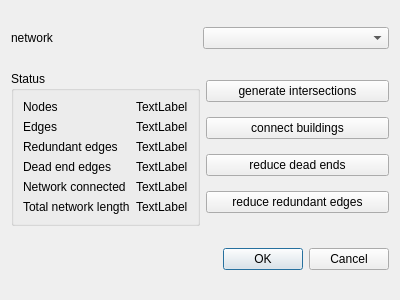
This is SIM-VICUS/src/SVNetworkEditDialog.ui in ghorwin/SIM-VICUS as Qt 5 draws it before an edit. The edited form follows.
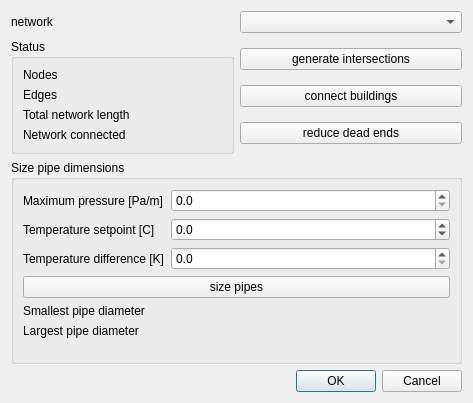
This is the edited form.

Commit message: pipe sizing algorithm implemented, not tested

Patch:
```diff
--- a/SIM-VICUS/src/SVNetworkEditDialog.ui
+++ b/SIM-VICUS/src/SVNetworkEditDialog.ui
@@ -6,8 +6,8 @@
    <rect>
     <x>0</x>
     <y>0</y>
-    <width>400</width>
-    <height>300</height>
+    <width>473</width>
+    <height>403</height>
    </rect>
   </property>
   <property name="windowTitle">
@@ -46,7 +46,7 @@
         <item row="0" column="1">
          <widget class="QLabel" name="labelNodeCount">
           <property name="text">
-           <string>TextLabel</string>
+           <string/>
           </property>
          </widget>
         </item>
@@ -60,63 +60,35 @@
         <item row="1" column="1">
          <widget class="QLabel" name="labelEdgeCount">
           <property name="text">
-           <string>TextLabel</string>
+           <string/>
           </property>
          </widget>
         </item>
         <item row="2" column="0">
-         <widget class="QLabel" name="label_5">
+         <widget class="QLabel" name="label_7">
           <property name="text">
-           <string>Redundant edges</string>
+           <string>Total network length</string>
           </property>
          </widget>
         </item>
         <item row="2" column="1">
-         <widget class="QLabel" name="labelRedundantEdges">
+         <widget class="QLabel" name="labelTotalLength">
           <property name="text">
-           <string>TextLabel</string>
+           <string/>
           </property>
          </widget>
         </item>
         <item row="3" column="0">
-         <widget class="QLabel" name="label_4">
-          <property name="text">
-           <string>Dead end edges</string>
-          </property>
-         </widget>
-        </item>
-        <item row="3" column="1">
-         <widget class="QLabel" name="labelDeadEnds">
-          <property name="text">
-           <string>TextLabel</string>
-          </property>
-         </widget>
-        </item>
-        <item row="4" column="0">
          <widget class="QLabel" name="label_6">
           <property name="text">
            <string>Network connected</string>
           </property>
          </widget>
         </item>
-        <item row="4" column="1">
+        <item row="3" column="1">
          <widget class="QLabel" name="labelNetworkConnected">
           <property name="text">
-           <string>TextLabel</string>
-          </property>
-         </widget>
-        </item>
-        <item row="5" column="0">
-         <widget class="QLabel" name="label_7">
-          <property name="text">
-           <string>Total network length</string>
-          </property>
-         </widget>
-        </item>
-        <item row="5" column="1">
-         <widget class="QLabel" name="labelTotalLength">
-          <property name="text">
-           <string>TextLabel</string>
+           <string/>
           </property>
          </widget>
         </item>
@@ -146,17 +118,122 @@
          </property>
         </widget>
        </item>
-       <item>
-        <widget class="QPushButton" name="pushButtonReduceRedundants">
-         <property name="text">
-          <string>reduce redundant edges</string>
-         </property>
-        </widget>
-       </item>
       </layout>
      </item>
     </layout>
    </item>
+   <item>
+    <widget class="QGroupBox" name="groupBox_2">
+     <property name="title">
+      <string>Size pipe dimensions</string>
+     </property>
+     <layout class="QVBoxLayout" name="verticalLayout_3">
+      <item>
+       <layout class="QFormLayout" name="formLayout_2">
+        <item row="0" column="0">
+         <widget class="QLabel" name="label_8">
+          <property name="text">
+           <string>Maximum pressure [Pa/m]</string>
+          </property>
+         </widget>
+        </item>
+        <item row="0" column="1">
+         <widget class="QDoubleSpinBox" name="doubleSpinBoxMaximumPressureLoss">
+          <property name="decimals">
+           <number>1</number>
+          </property>
+          <property name="maximum">
+           <double>100000000.000000000000000</double>
+          </property>
+          <property name="singleStep">
+           <double>10.000000000000000</double>
+          </property>
+         </widget>
+        </item>
+        <item row="1" column="0">
+         <widget class="QLabel" name="label_4">
+          <property name="text">
+           <string>Temperature setpoint [C]</string>
+          </property>
+         </widget>
+        </item>
+        <item row="1" column="1">
+         <widget class="QDoubleSpinBox" name="doubleSpinBoxTemperatureSetpoint">
+          <property name="decimals">
+           <number>1</number>
+          </property>
+          <property name="minimum">
+           <double>-100.000000000000000</double>
+          </property>
+          <property name="maximum">
+           <double>100.000000000000000</double>
+          </property>
+         </widget>
+        </item>
+        <item row="2" column="0">
+         <widget class="QLabel" name="label_5">
+          <property name="text">
+           <string>Temperature difference [K]</string>
+          </property>
+         </widget>
+        </item>
+        <item row="2" column="1">
+         <widget class="QDoubleSpinBox" name="doubleSpinBoxTemperatureDifference">
+          <property name="decimals">
+           <number>1</number>
+          </property>
+          <property name="minimum">
+           <double>0.000000000000000</double>
+          </property>
+          <property name="maximum">
+           <double>100.000000000000000</double>
+          </property>
+         </widget>
+        </item>
+       </layout>
+      </item>
+      <item>
+       <widget class="QPushButton" name="pushButtonSizePipeDimensions">
+        <property name="text">
+         <string>size pipes</string>
+        </property>
+       </widget>
+      </item>
+      <item>
+       <layout class="QFormLayout" name="formLayout_3">
+        <item row="0" column="0">
+         <widget class="QLabel" name="label_10">
+          <property name="text">
+           <string>Smallest pipe diameter</string>
+          </property>
+         </widget>
+        </item>
+        <item row="0" column="1">
+         <widget class="QLabel" name="labelSmallestDiameter">
+          <property name="text">
+           <string/>
+          </property>
+         </widget>
+        </item>
+        <item row="1" column="0">
+         <widget class="QLabel" name="label_9">
+          <property name="text">
+           <string>Largest pipe diameter</string>
+          </property>
+         </widget>
+        </item>
+        <item row="1" column="1">
+         <widget class="QLabel" name="labelLargestDiameter">
+          <property name="text">
+           <string/>
+          </property>
+         </widget>
+        </item>
+       </layout>
+      </item>
+     </layout>
+    </widget>
+   </item>
    <item>
     <widget class="QDialogButtonBox" name="buttonBox">
      <property name="orientation">
```
The commit also changes 7 other files.
